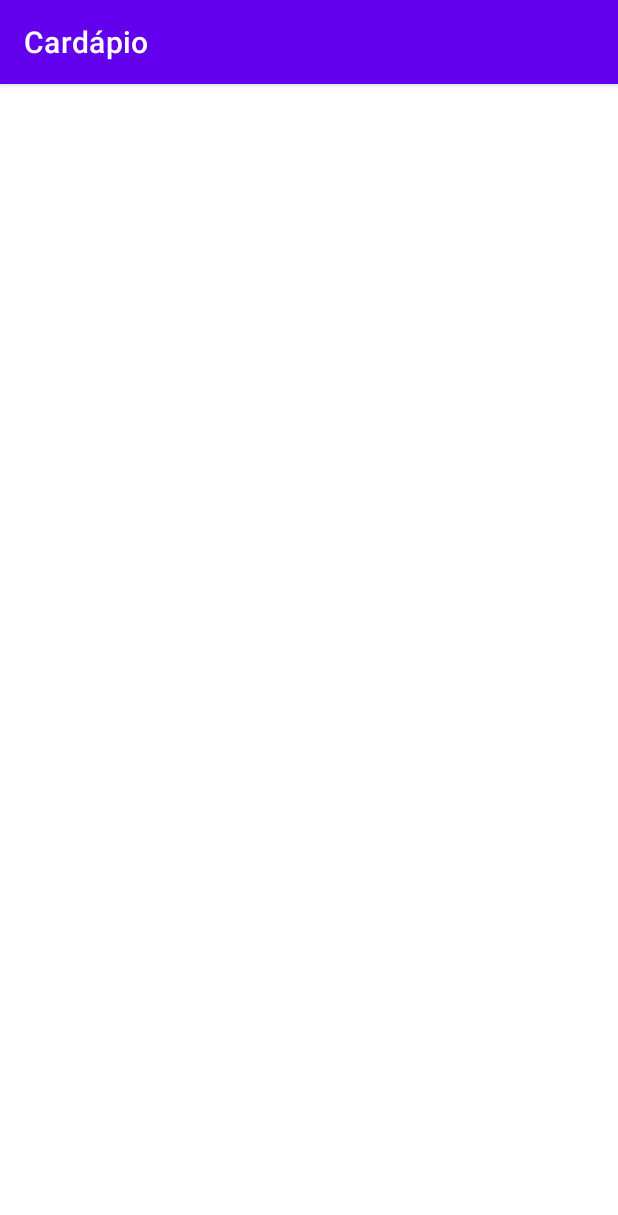
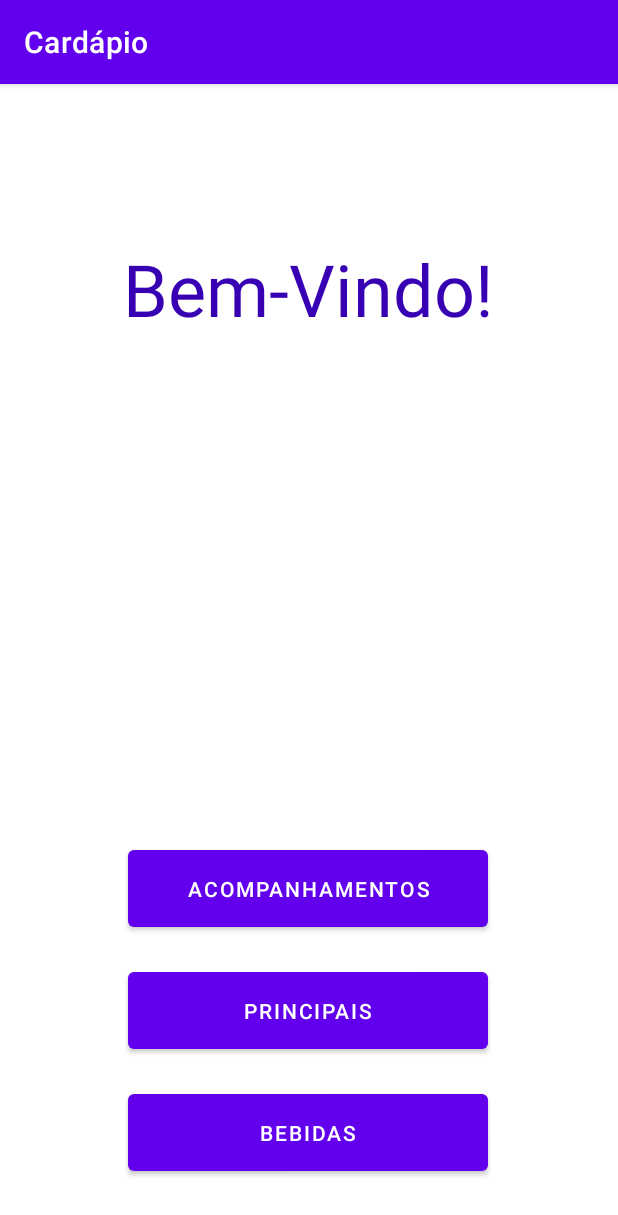
Before and after one commit to EduBroilo/TrabalhoFinal_Mobile, an Android app: the screen it shows after launch (MainActivity), on a phone screen of 412 x 824 dp. Shown: the top 1215 px of the screen. Run offline under Robolectric (Android 15) with nearby library versions, the phone set to English and light mode, and no system bars.

Commit message:
Main Interface

```diff
--- a/app/src/main/java/com/example/trabalhofinal_mobile/views/MainActivity.java
+++ b/app/src/main/java/com/example/trabalhofinal_mobile/views/MainActivity.java
@@ -19,6 +19,8 @@ public class MainActivity extends AppCompatActivity {
     protected void onCreate(Bundle savedInstanceState) {
         super.onCreate(savedInstanceState);
         EdgeToEdge.enable(this);
+
+        //
         setContentView(R.layout.activity_main);
 
         // Exemplos categorias
@@ -40,11 +42,9 @@ public class MainActivity extends AppCompatActivity {
         Cardapio.addItemCardapio(burger);
         Cardapio.addItemCardapio(fries);
 
-        // Step 4: Retrieve and display the menu items (for example, logging them)
 
-        List<ItensCardapio> menuItems = Cardapio.getItensCardapio();
-        for (ItensCardapio item : menuItems) {
-            Log.d("MenuActivity", item.toString());
-        }
+        // Layout
+
+
     }
 }
--- a/app/src/main/res/layout/activity_main.xml
+++ b/app/src/main/res/layout/activity_main.xml
@@ -7,4 +7,50 @@
     android:layout_height="match_parent"
     tools:context=".views.MainActivity">
 
+    <TextView
+        android:id="@+id/Titulo_Main"
+        android:layout_width="wrap_content"
+        android:layout_height="wrap_content"
+        android:layout_marginTop="160dp"
+        android:text="Bem-Vindo!"
+        android:textColor="@color/purple_700"
+        android:textSize="48sp"
+        app:layout_constraintEnd_toEndOf="parent"
+        app:layout_constraintHorizontal_bias="0.497"
+        app:layout_constraintStart_toStartOf="parent"
+        app:layout_constraintTop_toTopOf="parent" />
+
+    <Button
+        android:id="@+id/btnAcompanhamentos"
+        android:layout_width="240dp"
+        android:layout_height="63dp"
+        android:layout_marginTop="336dp"
+        android:text="Acompanhamentos"
+        app:layout_constraintEnd_toEndOf="parent"
+        app:layout_constraintHorizontal_bias="0.498"
+        app:layout_constraintStart_toStartOf="parent"
+        app:layout_constraintTop_toBottomOf="@+id/Titulo_Main" />
+
+    <Button
+        android:id="@+id/btnPrincipais"
+        android:layout_width="240dp"
+        android:layout_height="63dp"
+        android:layout_marginTop="18dp"
+        android:text="Principais"
+        app:layout_constraintEnd_toEndOf="parent"
+        app:layout_constraintHorizontal_bias="0.498"
+        app:layout_constraintStart_toStartOf="parent"
+        app:layout_constraintTop_toBottomOf="@+id/btnAcompanhamentos" />
+
+    <Button
+        android:id="@+id/btnBebidas"
+        android:layout_width="240dp"
+        android:layout_height="63dp"
+        android:layout_marginTop="18dp"
+        android:text="Bebidas"
+        app:layout_constraintEnd_toEndOf="parent"
+        app:layout_constraintHorizontal_bias="0.498"
+        app:layout_constraintStart_toStartOf="parent"
+        app:layout_constraintTop_toBottomOf="@+id/btnPrincipais" />
+
 </androidx.constraintlayout.widget.ConstraintLayout>
```
Also changed, not shown: app/src/main/AndroidManifest.xml (+12 -3 lines), app/src/main/java/com/example/trabalhofinal_mobile/views/CardapioAcompanhamentoActivity.java (added, +22 -0 lines), app/src/main/java/com/example/trabalhofinal_mobile/views/CardapioBebidasActivity.java (added, +21 -0 lines), app/src/main/java/com/example/trabalhofinal_mobile/views/CardapioPrincipalActivity.java (added, +22 -0 lines), app/src/main/res/layout/activity_cardapio_acompanhamento.xml (added, +10 -0 lines), app/src/main/res/layout/activity_cardapio_bebidas.xml (added, +10 -0 lines), app/src/main/res/layout/activity_cardapio_principal.xml (added, +10 -0 lines).
